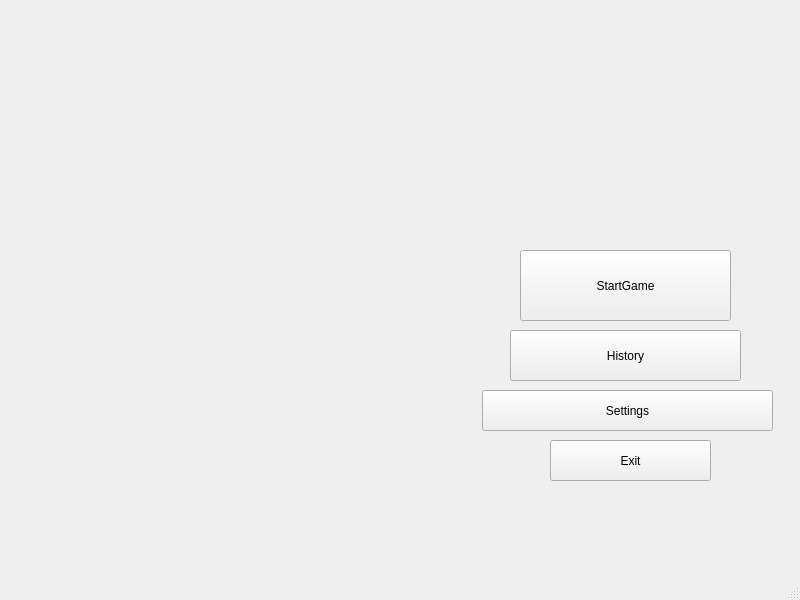
This is MenuWindow.ui in Nemkof/Pacman-Among-Us as Qt 5 draws it before an edit. The edited form follows.
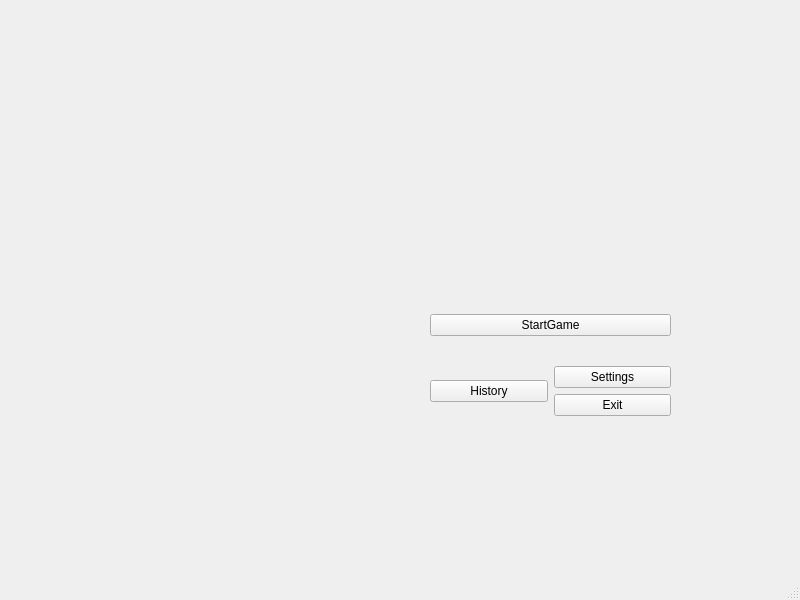
This is the edited form.

Commit message: fix: history of game is work correctly!

Diff of the .ui file:
```diff
--- a/MenuWindow.ui
+++ b/MenuWindow.ui
@@ -14,57 +14,57 @@
    <string>MainWindow</string>
   </property>
   <widget class="QWidget" name="centralwidget">
-   <widget class="QPushButton" name="ExitButton">
+   <widget class="QWidget" name="verticalLayoutWidget_3">
     <property name="geometry">
      <rect>
-      <x>550</x>
-      <y>440</y>
-      <width>161</width>
-      <height>41</height>
+      <x>430</x>
+      <y>290</y>
+      <width>241</width>
+      <height>151</height>
      </rect>
     </property>
-    <property name="text">
-     <string>Exit</string>
-    </property>
-   </widget>
+    <layout class="QVBoxLayout" name="verticalLayout_3">
+     <item>
    <widget class="QPushButton" name="PlayButton">
-    <property name="geometry">
-     <rect>
-      <x>520</x>
-      <y>250</y>
-      <width>211</width>
-      <height>71</height>
-     </rect>
-    </property>
     <property name="text">
      <string>StartGame</string>
     </property>
    </widget>
+     </item>
+     <item>
+      <layout class="QHBoxLayout" name="horizontalLayout">
+       <item>
+        <layout class="QVBoxLayout" name="verticalLayout">
+         <item>
+          <widget class="QPushButton" name="HistoryButton">
+           <property name="text">
+            <string>History</string>
+           </property>
+          </widget>
+         </item>
+        </layout>
+       </item>
+       <item>
+        <layout class="QVBoxLayout" name="verticalLayout_2">
+         <item>
    <widget class="QPushButton" name="SettingsButton">
-    <property name="geometry">
-     <rect>
-      <x>482</x>
-      <y>390</y>
-      <width>291</width>
-      <height>41</height>
-     </rect>
-    </property>
     <property name="text">
      <string>Settings</string>
     </property>
    </widget>
-   <widget class="QPushButton" name="HowToPlay">
-    <property name="geometry">
-     <rect>
-      <x>510</x>
-      <y>330</y>
-      <width>231</width>
-      <height>51</height>
-     </rect>
-    </property>
+         </item>
+         <item>
+          <widget class="QPushButton" name="ExitButton">
     <property name="text">
-     <string>History</string>
-    </property>
+            <string>Exit</string>
+           </property>
+          </widget>
+         </item>
+        </layout>
+       </item>
+      </layout>
+     </item>
+    </layout>
    </widget>
   </widget>
   <widget class="QStatusBar" name="statusbar"/>
```
Lines whose indentation alone changed are shown as unchanged. The commit also changes 50 other files.
